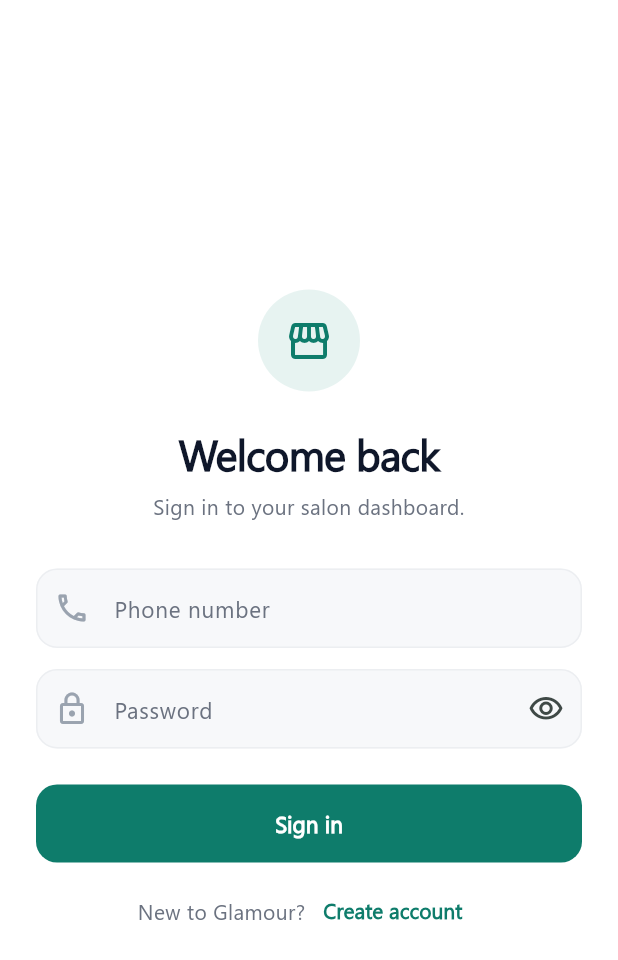
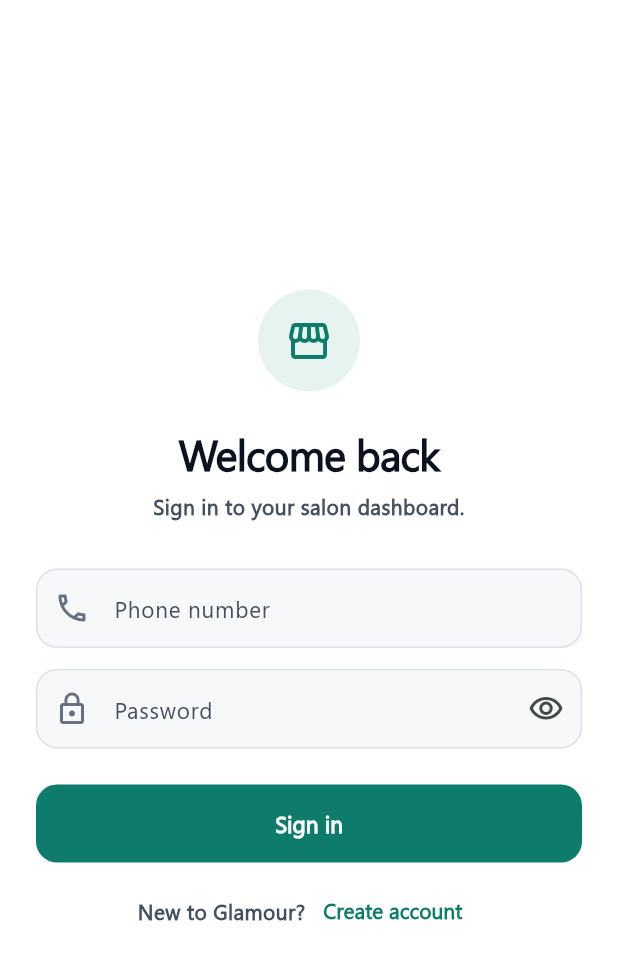
Before and after one commit to vamshi4/Salone, a Flutter app: the screen it shows after launch, on a phone screen of 412 x 824 dp. Shown: the top 960 px of the screen. Run offline on Flutter 3.47's test engine with Material 3 defaults, Android fonts, the phone set to English and light mode, and no system bars; our stand-ins replace cached_network_image, dio, fl_chart, flutter_riverpod, geolocator, shared_preferences; network calls fail.

Commit message:
theme: darker text and borders for readability, build 4
The UI read too light. Darkened secondary/tertiary text (inkMuted, inkFaint)
to pass WCAG AA on white, deepened primary ink, made hairline borders visible,
and bumped body text weight w500 -> w600. Centralized in theme.dart so it
darkens every screen. Bump build to 4.

Co-Authored-By: Claude Opus 4.8 <noreply@anthropic.com>

```diff
--- a/mobile/salon_admin_app_v2/lib/theme.dart
+++ b/mobile/salon_admin_app_v2/lib/theme.dart
@@ -6,10 +6,10 @@ import 'package:flutter/material.dart';
 class AppColors {
   static const bg = Color(0xFFFFFFFF); // page background
   static const surfaceAlt = Color(0xFFF7F8FA); // subtle section fill
-  static const border = Color(0xFFECEEF1); // hairline dividers/cards
-  static const ink = Color(0xFF0F172A); // primary text
-  static const inkMuted = Color(0xFF6B7280); // secondary text
-  static const inkFaint = Color(0xFF9AA3AF); // tertiary text
+  static const border = Color(0xFFDCE1E8); // hairline dividers/cards (visible)
+  static const ink = Color(0xFF0B1220); // primary text (near-black)
+  static const inkMuted = Color(0xFF44505F); // secondary text (WCAG AA on white)
+  static const inkFaint = Color(0xFF667080); // tertiary text (readable)
 
   static const accent = Color(0xFF0E7C6B); // calm teal
   static const accentSoft = Color(0xFFE7F3F1);
@@ -81,8 +81,8 @@ ThemeData buildAppTheme() {
           headlineSmall: t(22, FontWeight.w800, ls: -0.3),
           titleLarge: t(18, FontWeight.w700),
           titleMedium: t(15, FontWeight.w700),
-          bodyLarge: t(15, FontWeight.w500, h: 1.4),
-          bodyMedium: t(14, FontWeight.w500, c: AppColors.inkMuted, h: 1.4),
+          bodyLarge: t(15, FontWeight.w600, h: 1.4),
+          bodyMedium: t(14, FontWeight.w600, c: AppColors.inkMuted, h: 1.4),
           labelLarge: t(14, FontWeight.w700),
           labelMedium: t(12, FontWeight.w600, c: AppColors.inkMuted, ls: 0.2),
         ),
--- a/mobile/salon_admin_app_v2/pubspec.yaml
+++ b/mobile/salon_admin_app_v2/pubspec.yaml
@@ -1,5 +1,5 @@
 name: salon_admin_app
-version: 2.0.0+3
+version: 2.0.0+4
 environment:
   sdk: '>=3.3.0 <4.0.0'
 dependencies:
```
